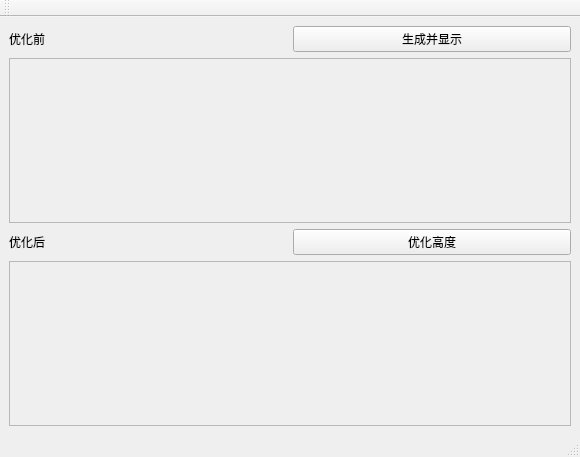
Qt form mainwindow.ui (ToKiNoBug/SlopeCraftCompressLib) before a commit.
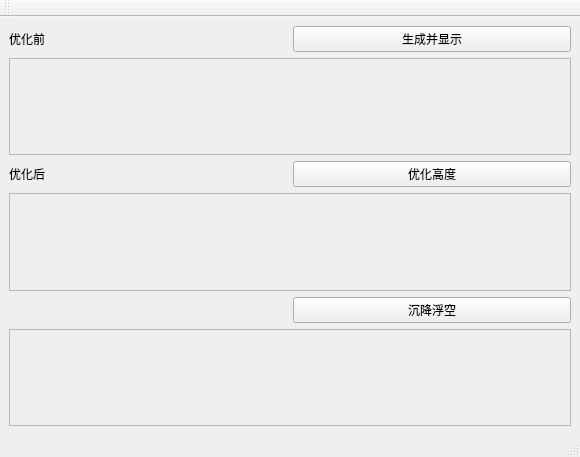
The same form after that commit.

Patch:
```diff
--- a/mainwindow.ui
+++ b/mainwindow.ui
@@ -90,6 +90,35 @@
       </property>
      </widget>
     </item>
+    <item row="5" column="0" colspan="2">
+     <widget class="QLabel" name="ShowResultSinked">
+      <property name="sizePolicy">
+       <sizepolicy hsizetype="Expanding" vsizetype="Expanding">
+        <horstretch>0</horstretch>
+        <verstretch>0</verstretch>
+       </sizepolicy>
+      </property>
+      <property name="autoFillBackground">
+       <bool>true</bool>
+      </property>
+      <property name="frameShape">
+       <enum>QFrame::StyledPanel</enum>
+      </property>
+      <property name="text">
+       <string/>
+      </property>
+      <property name="scaledContents">
+       <bool>true</bool>
+      </property>
+     </widget>
+    </item>
+    <item row="4" column="1">
+     <widget class="QPushButton" name="SinkFloat">
+      <property name="text">
+       <string>沉降浮空</string>
+      </property>
+     </widget>
+    </item>
    </layout>
   </widget>
   <widget class="QMenuBar" name="menubar">
```
Left out of the diff: 20 changed lines with no effect on the pictures.
